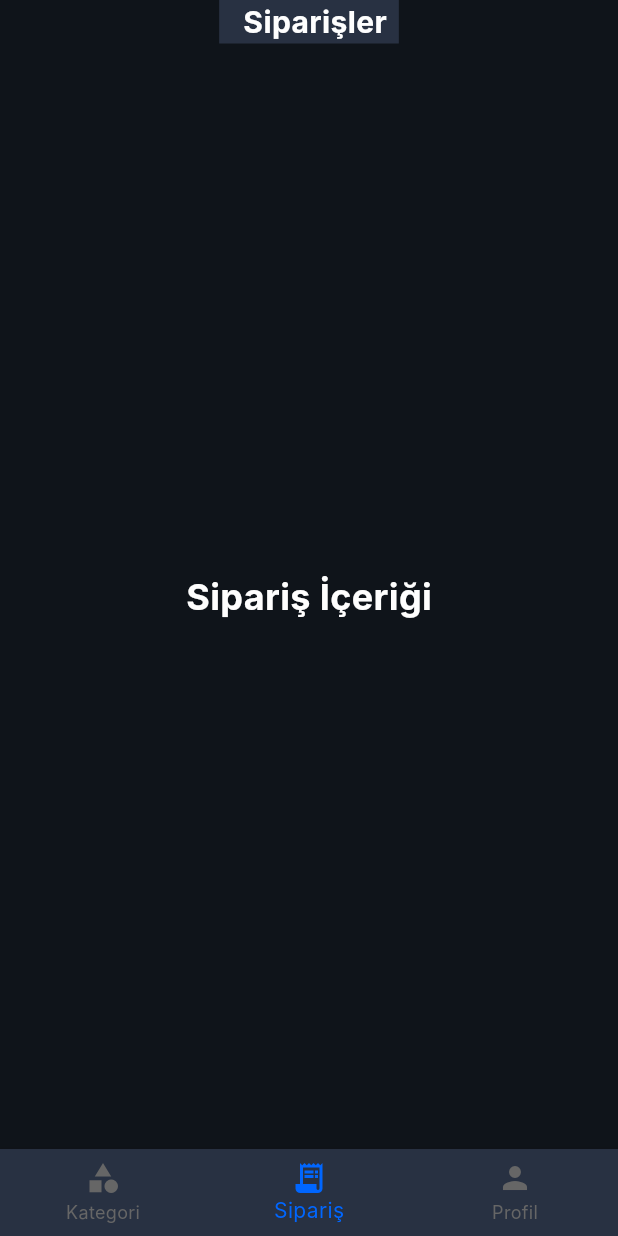
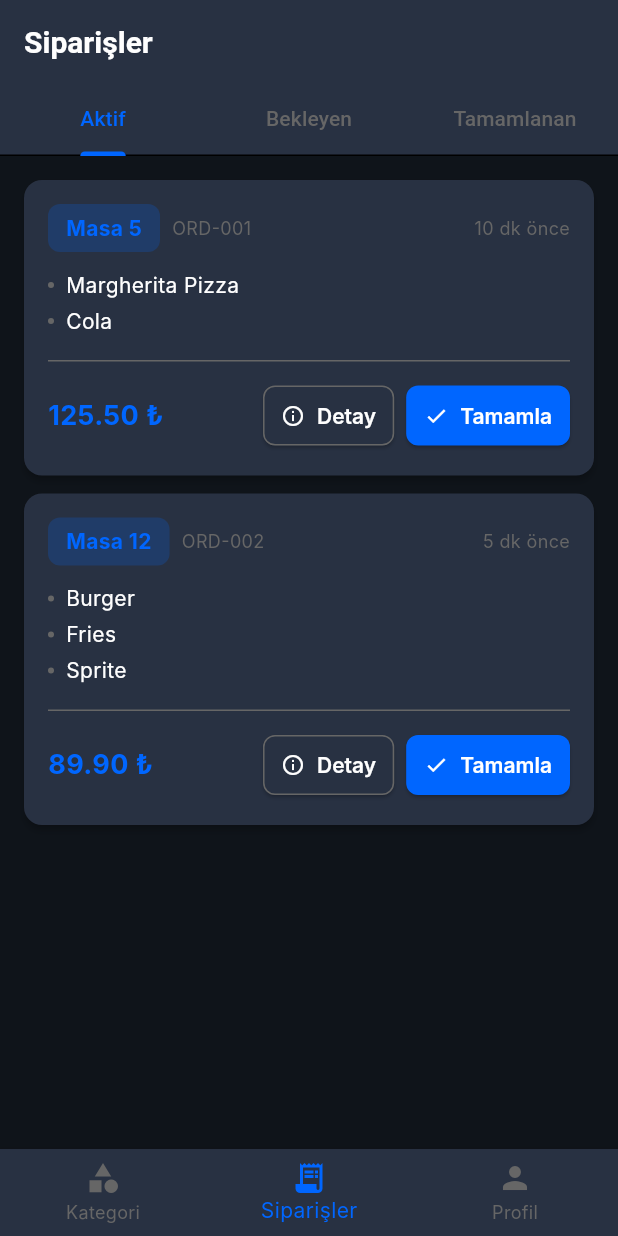
Before and after one commit to troya-tech/menumia_flutter_partner_app, a Flutter app: the screen it shows once a user with an empty profile is signed in, item 2 of the bottom bar chosen, on a phone screen of 412 x 824 dp. Run offline on Flutter 3.47's test engine with Material 3 defaults, Android fonts, the phone set to English and light mode, and no system bars; our stand-ins replace firebase_auth, firebase_core, firebase_database, google_sign_in; accounts and stored records are empty; Roboto replaces fonts that are missing (Inter, Inter Tight).

Commit message:
order page

```diff
--- a/lib/app/pages/home_page/home_page.dart
+++ b/lib/app/pages/home_page/home_page.dart
@@ -1,13 +1,13 @@
 import 'package:flutter/material.dart';
 import '../../theme/app_colors.dart';
 import 'widgets/kategoriler_page.dart';
-import 'widgets/siparisler_page.dart';
+import '../orders_page.dart';
 import '../profile_page.dart';
 import '../../services/home_page_facade.dart';
 
 /// Home page for Menumia Partner App
 /// Main landing page after authentication
-/// Contains bottom navigation between Kategoriler and Siparişler
+/// Contains bottom navigation between Kategoriler, Siparişler, and Profile
 class HomePage extends StatefulWidget {
   const HomePage({super.key});
 
@@ -39,10 +39,10 @@ class _HomePageState extends State<HomePage> {
 
   @override
   Widget build(BuildContext context) {
-    // Always show all three pages and navigation items
+    // Show Kategoriler, Orders, and Profile pages
     final pages = <Widget>[
       const KategorilerPage(),
-      const SiparislerPage(),
+      const OrdersPage(),
       const ProfilePage(),
     ];
 
@@ -53,7 +53,7 @@ class _HomePageState extends State<HomePage> {
       ),
       const BottomNavigationBarItem(
         icon: Icon(Icons.receipt_long),
-        label: 'Sipariş',
+        label: 'Siparişler',
       ),
       const BottomNavigationBarItem(
         icon: Icon(Icons.person),
--- a/lib/app/pages/home_page/widgets/siparisler_page.dart
+++ /dev/null
@@ -1,51 +0,0 @@
-import 'package:flutter/material.dart';
-import '../../../theme/app_colors.dart';
-import '../../../routing/app_routes.dart';
-
-/// Siparişler (Orders) page component
-/// Displays and manages restaurant orders
-class SiparislerPage extends StatelessWidget {
-  const SiparislerPage({super.key});
-
-  @override
-  Widget build(BuildContext context) {
-    return Column(
-      children: [
-        // AppBar content
-        Container(
-          color: AppColors.navbarBackground,
-          child: SafeArea(
-            bottom: false,
-            child: Padding(
-              padding: const EdgeInsets.symmetric(horizontal: 8.0),
-              child: const Padding(
-                padding: EdgeInsets.only(left: 8.0),
-                child: Text(
-                  'Siparişler',
-                  style: TextStyle(
-                    color: AppColors.navbarText,
-                    fontSize: 20,
-                    fontWeight: FontWeight.bold,
-                  ),
-                ),
-              ),
-            ),
-          ),
-        ),
-        // Page content
-        Expanded(
-          child: Center(
-            child: Text(
-              'Sipariş İçeriği',
-              style: TextStyle(
-                color: AppColors.navbarText,
-                fontSize: 24,
-                fontWeight: FontWeight.bold,
-              ),
-            ),
-          ),
-        ),
-      ],
-    );
-  }
-}
--- /dev/null
+++ b/lib/app/pages/orders_page.dart
@@ -0,0 +1,446 @@
+import 'package:flutter/material.dart';
+import '../theme/app_colors.dart';
+
+/// Orders page for managing restaurant orders
+/// Displays active, pending, and completed orders
+class OrdersPage extends StatefulWidget {
+  const OrdersPage({super.key});
+
+  @override
+  State<OrdersPage> createState() => _OrdersPageState();
+}
+
+class _OrdersPageState extends State<OrdersPage> with SingleTickerProviderStateMixin {
+  late TabController _tabController;
+
+  @override
+  void initState() {
+    super.initState();
+    _tabController = TabController(length: 3, vsync: this);
+  }
+
+  @override
+  void dispose() {
+    _tabController.dispose();
+    super.dispose();
+  }
+
+  @override
+  Widget build(BuildContext context) {
+    return Scaffold(
+      backgroundColor: AppColors.backgroundDark,
+      appBar: AppBar(
+        backgroundColor: AppColors.navbarBackground,
+        title: const Text(
+          'Siparişler',
+          style: TextStyle(
+            color: AppColors.navbarText,
+            fontSize: 20,
+            fontWeight: FontWeight.bold,
+          ),
+        ),
+        bottom: TabBar(
+          controller: _tabController,
+          indicatorColor: AppColors.brightBlue,
+          labelColor: AppColors.brightBlue,
+          unselectedLabelColor: AppColors.textSecondary,
+          tabs: const [
+            Tab(text: 'Aktif'),
+            Tab(text: 'Bekleyen'),
+            Tab(text: 'Tamamlanan'),
+          ],
+        ),
+      ),
+      body: TabBarView(
+        controller: _tabController,
+        children: [
+          _buildOrdersList('active'),
+          _buildOrdersList('pending'),
+          _buildOrdersList('completed'),
+        ],
+      ),
+    );
+  }
+
+  Widget _buildOrdersList(String status) {
+    // TODO: Replace with actual order data from Firebase
+    final orders = _getMockOrders(status);
+
+    if (orders.isEmpty) {
+      return Center(
+        child: Column(
+          mainAxisAlignment: MainAxisAlignment.center,
+          children: [
+            Icon(
+              _getEmptyIcon(status),
+              size: 64,
+              color: AppColors.textSecondary.withOpacity(0.5),
+            ),
+            const SizedBox(height: 16),
+            Text(
+              _getEmptyMessage(status),
+              style: TextStyle(
+                color: AppColors.textSecondary,
+                fontSize: 16,
+              ),
+            ),
+          ],
+        ),
+      );
+    }
+
+    return ListView.builder(
+      padding: const EdgeInsets.all(16),
+      itemCount: orders.length,
+      itemBuilder: (context, index) {
+        final order = orders[index];
+        return _OrderCard(order: order);
+      },
+    );
+  }
+
+  IconData _getEmptyIcon(String status) {
+    switch (status) {
+      case 'active':
+        return Icons.receipt_long_outlined;
+      case 'pending':
+        return Icons.schedule;
+      case 'completed':
+        return Icons.check_circle_outline;
+      default:
+        return Icons.receipt_long_outlined;
+    }
+  }
+
+  String _getEmptyMessage(String status) {
+    switch (status) {
+      case 'active':
+        return 'Aktif sipariş yok';
+      case 'pending':
+        return 'Bekleyen sipariş yok';
+      case 'completed':
+        return 'Tamamlanan sipariş yok';
+      default:
+        return 'Sipariş yok';
+    }
+  }
+
+  List<Map<String, dynamic>> _getMockOrders(String status) {
+    // TODO: Replace with actual Firebase data
+    if (status == 'active') {
+      return [
+        {
+          'id': 'ORD-001',
+          'tableNumber': '5',
+          'items': ['Margherita Pizza', 'Cola'],
+          'total': 125.50,
+          'time': '10 dk önce',
+          'status': 'preparing',
+        },
+        {
+          'id': 'ORD-002',
+          'tableNumber': '12',
+          'items': ['Burger', 'Fries', 'Sprite'],
+          'total': 89.90,
+          'time': '5 dk önce',
+          'status': 'preparing',
+        },
+      ];
+    } else if (status == 'pending') {
+      return [
+        {
+          'id': 'ORD-003',
+          'tableNumber': '8',
+          'items': ['Pasta Carbonara'],
+          'total': 65.00,
+          'time': '2 dk önce',
+          'status': 'pending',
+        },
+      ];
+    }
+    return [];
+  }
+}
+
+class _OrderCard extends StatelessWidget {
+  final Map<String, dynamic> order;
+
+  const _OrderCard({required this.order});
+
+  @override
+  Widget build(BuildContext context) {
+    return Card(
+      color: AppColors.navbarBackground,
+      margin: const EdgeInsets.only(bottom: 12),
+      shape: RoundedRectangleBorder(
+        borderRadius: BorderRadius.circular(12),
+      ),
+      child: InkWell(
+        onTap: () {
+          // TODO: Navigate to order details
+          _showOrderDetails(context);
+        },
+        borderRadius: BorderRadius.circular(12),
+        child: Padding(
+          padding: const EdgeInsets.all(16),
+          child: Column(
+            crossAxisAlignment: CrossAxisAlignment.start,
+            children: [
+              // Header
+              Row(
+                mainAxisAlignment: MainAxisAlignment.spaceBetween,
+                children: [
+                  Row(
+                    children: [
+                      Container(
+                        padding: const EdgeInsets.symmetric(
+                          horizontal: 12,
+                          vertical: 6,
+                        ),
+                        decoration: BoxDecoration(
+                          color: AppColors.brightBlue.withOpacity(0.2),
+                          borderRadius: BorderRadius.circular(8),
+                        ),
+                        child: Text(
+                          'Masa ${order['tableNumber']}',
+                          style: const TextStyle(
+                            color: AppColors.brightBlue,
+                            fontWeight: FontWeight.bold,
+                            fontSize: 14,
+                          ),
+                        ),
+                      ),
+                      const SizedBox(width: 8),
+                      Text(
+                        order['id'],
+                        style: TextStyle(
+                          color: AppColors.textSecondary,
+                          fontSize: 12,
+                        ),
+                      ),
+                    ],
+                  ),
+                  Text(
+                    order['time'],
+                    style: TextStyle(
+                      color: AppColors.textSecondary,
+                      fontSize: 12,
+                    ),
+                  ),
+                ],
+              ),
+              const SizedBox(height: 12),
+
+              // Items
+              ...List.generate(
+                (order['items'] as List).length,
+                (index) => Padding(
+                  padding: const EdgeInsets.only(bottom: 4),
+                  child: Row(
+                    children: [
+                      Container(
+                        width: 4,
+                        height: 4,
+                        decoration: BoxDecoration(
+                          color: AppColors.textSecondary,
+                          shape: BoxShape.circle,
+                        ),
+                      ),
+                      const SizedBox(width: 8),
+                      Text(
+                        order['items'][index],
+                        style: const TextStyle(
+                          color: AppColors.navbarText,
+                          fontSize: 14,
+                        ),
+                      ),
+                    ],
+                  ),
+                ),
+              ),
+
+              const SizedBox(height: 12),
+              const Divider(color: AppColors.textSecondary, height: 1),
+              const SizedBox(height: 12),
+
+              // Footer
+              Row(
+                mainAxisAlignment: MainAxisAlignment.spaceBetween,
+                children: [
+                  Text(
+                    '${order['total'].toStringAsFixed(2)} ₺',
+                    style: const TextStyle(
+                      color: AppColors.brightBlue,
+                      fontSize: 18,
+                      fontWeight: FontWeight.bold,
+                    ),
+                  ),
+                  Row(
+                    children: [
+                      _buildActionButton(
+                        context,
+                        'Detay',
+                        Icons.info_outline,
+                        () => _showOrderDetails(context),
+                      ),
+                      const SizedBox(width: 8),
+                      _buildActionButton(
+                        context,
+                        'Tamamla',
+                        Icons.check,
+                        () => _completeOrder(context),
+                        isPrimary: true,
+                      ),
+                    ],
+                  ),
+                ],
+              ),
+            ],
+          ),
+        ),
+      ),
+    );
+  }
+
+  Widget _buildActionButton(
+    BuildContext context,
+    String label,
+    IconData icon,
+    VoidCallback onPressed, {
+    bool isPrimary = false,
+  }) {
+    return ElevatedButton.icon(
+      onPressed: onPressed,
+      icon: Icon(icon, size: 16),
+      label: Text(label),
+      style: ElevatedButton.styleFrom(
+        backgroundColor: isPrimary ? AppColors.brightBlue : AppColors.navbarBackground,
+        foregroundColor: isPrimary ? Colors.white : AppColors.navbarText,
+        padding: const EdgeInsets.symmetric(horizontal: 12, vertical: 8),
+        shape: RoundedRectangleBorder(
+          borderRadius: BorderRadius.circular(8),
+          side: isPrimary
+              ? BorderSide.none
+              : const BorderSide(color: AppColors.textSecondary),
+        ),
+      ),
+    );
+  }
+
+  void _showOrderDetails(BuildContext context) {
+    showModalBottomSheet(
+      context: context,
+      backgroundColor: AppColors.navbarBackground,
+      shape: const RoundedRectangleBorder(
+        borderRadius: BorderRadius.vertical(top: Radius.circular(20)),
+      ),
+      builder: (context) => Padding(
+        padding: const EdgeInsets.all(24),
+        child: Column(
+          mainAxisSize: MainAxisSize.min,
+          crossAxisAlignment: CrossAxisAlignment.start,
+          children: [
+            Text(
+              'Sipariş Detayları',
+              style: const TextStyle(
+                color: AppColors.navbarText,
+                fontSize: 20,
+                fontWeight: FontWeight.bold,
+              ),
+            ),
+            const SizedBox(height: 16),
+            _buildDetailRow('Sipariş No', order['id']),
+            _buildDetailRow('Masa', order['tableNumber']),
+            _buildDetailRow('Zaman', order['time']),
+            const SizedBox(height: 16),
+            const Text(
+              'Ürünler:',
+              style: TextStyle(
+                color: AppColors.navbarText,
+                fontWeight: FontWeight.bold,
+              ),
+            ),
+            const SizedBox(height: 8),
+            ...List.generate(
+              (order['items'] as List).length,
+              (index) => Padding(
+                padding: const EdgeInsets.only(bottom: 4),
+                child: Text(
+                  '• ${order['items'][index]}',
+                  style: const TextStyle(color: AppColors.navbarText),
+                ),
+              ),
+            ),
+            const SizedBox(height: 16),
+            _buildDetailRow('Toplam', '${order['total'].toStringAsFixed(2)} ₺'),
+          ],
+        ),
+      ),
+    );
+  }
+
+  Widget _buildDetailRow(String label, String value) {
+    return Padding(
+      padding: const EdgeInsets.only(bottom: 8),
+      child: Row(
+        mainAxisAlignment: MainAxisAlignment.spaceBetween,
+        children: [
+          Text(
+            label,
+            style: TextStyle(
+              color: AppColors.textSecondary,
+              fontSize: 14,
+            ),
+          ),
+          Text(
+            value,
+            style: const TextStyle(
+              color: AppColors.navbarText,
+              fontSize: 14,
+              fontWeight: FontWeight.w600,
+            ),
+          ),
+        ],
+      ),
+    );
+  }
+
+  void _completeOrder(BuildContext context) {
+    showDialog(
+      context: context,
+      builder: (context) => AlertDialog(
+        backgroundColor: AppColors.navbarBackground,
+        title: const Text(
+          'Siparişi Tamamla',
+          style: TextStyle(color: AppColors.navbarText),
+        ),
+        content: Text(
+          'Bu siparişi tamamlamak istediğinizden emin misiniz?',
+          style: TextStyle(color: AppColors.textSecondary),
+        ),
+        actions: [
+          TextButton(
+            onPressed: () => Navigator.pop(context),
+            child: const Text('İptal'),
+          ),
+          ElevatedButton(
+            onPressed: () {
+              // TODO: Implement order completion logic
+              Navigator.pop(context);
+              ScaffoldMessenger.of(context).showSnackBar(
+                const SnackBar(
+                  content: Text('Sipariş tamamlandı'),
+                  backgroundColor: AppColors.brightBlue,
+                ),
+              );
+            },
+            style: ElevatedButton.styleFrom(
+              backgroundColor: AppColors.brightBlue,
+            ),
+            child: const Text('Tamamla'),
+          ),
+        ],
+      ),
+    );
+  }
+}
```
